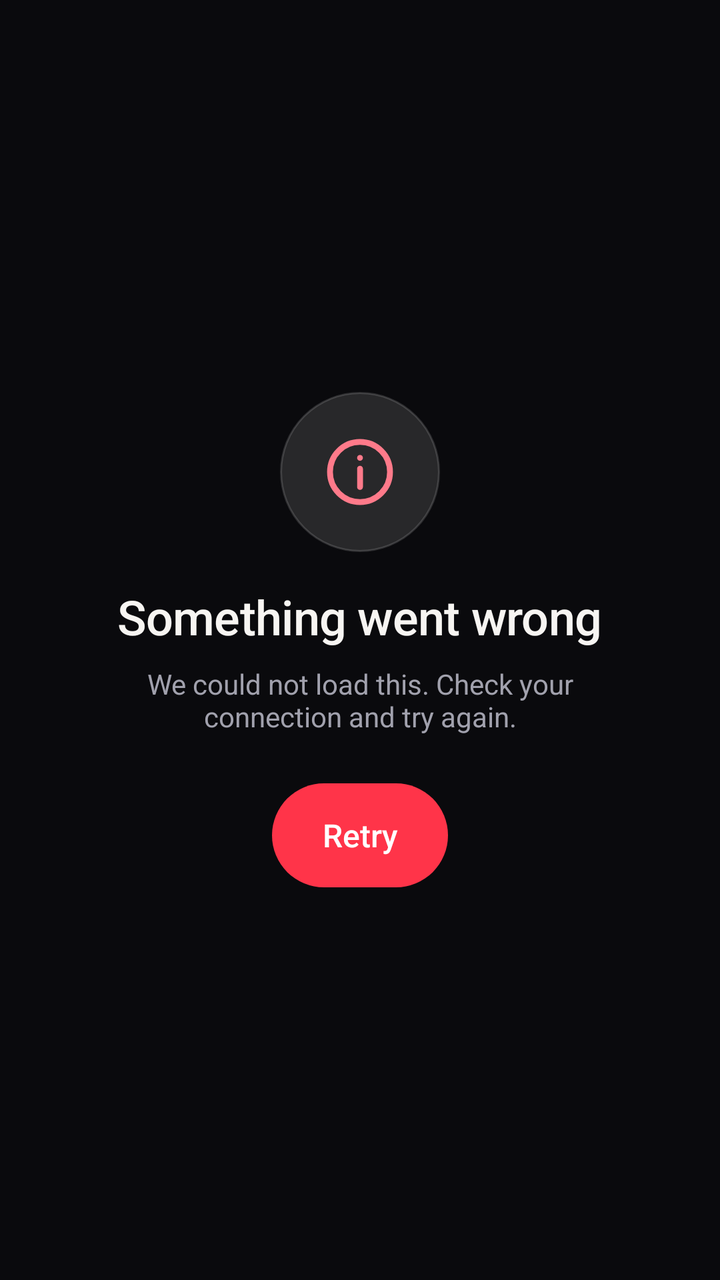
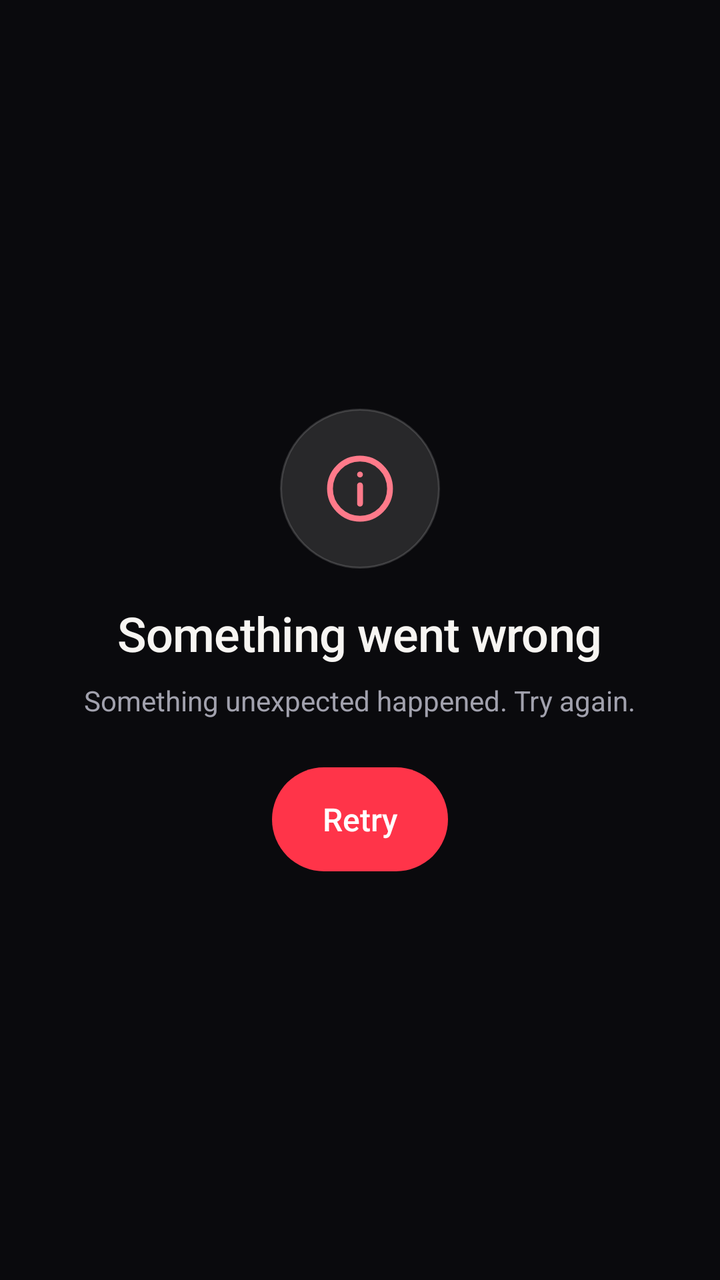

An Android layout rendered at two revisions. The XML below is the earlier revision; the diff shows what the commit changed to produce the second picture.
<!-- AndroidManifest.xml: application theme Theme.CineFiles -->
<!-- res/layout/view_state_error.xml -->
<?xml version="1.0" encoding="utf-8"?>
<LinearLayout xmlns:android="http://schemas.android.com/apk/res/android"
    xmlns:app="http://schemas.android.com/apk/res-auto"
    android:layout_width="match_parent"
    android:layout_height="match_parent"
    android:clipChildren="false"
    android:clipToPadding="false"
    android:gravity="center"
    android:orientation="vertical"
    android:paddingStart="@dimen/screen_margin"
    android:paddingTop="@dimen/space_24"
    android:paddingEnd="@dimen/screen_margin"
    android:paddingBottom="@dimen/space_24">

    <ImageView
        android:layout_width="@dimen/end_icon_plate_size"
        android:layout_height="@dimen/end_icon_plate_size"
        android:background="@drawable/bg_glass_circle"
        android:importantForAccessibility="no"
        android:padding="@dimen/space_20"
        android:src="@drawable/ic_info"
        app:tint="@color/accent_soft" />

    <TextView
        android:id="@+id/errorTitle"
        android:layout_width="wrap_content"
        android:layout_height="wrap_content"
        android:layout_marginTop="@dimen/space_16"
        android:gravity="center"
        android:text="@string/state_error_title"
        android:textAppearance="@style/TextAppearance.CineFiles.Title" />

    <TextView
        android:id="@+id/errorMessage"
        android:layout_width="wrap_content"
        android:layout_height="wrap_content"
        android:layout_marginTop="@dimen/space_8"
        android:gravity="center"
        android:maxWidth="@dimen/state_text_max_width"
        android:text="@string/state_error_message"
        android:textAppearance="@style/TextAppearance.CineFiles.Callout" />

    <com.google.android.material.button.MaterialButton
        android:id="@+id/errorRetry"
        style="@style/Widget.CineFiles.Button.Primary"
        android:layout_width="wrap_content"
        android:layout_height="wrap_content"
        android:layout_marginTop="@dimen/space_24"
        android:text="@string/state_retry" />

</LinearLayout>
<!-- resources referenced by this layout -->
<resources>
  <color name="accent_soft">#FF7A8A</color>
  <dimen name="end_icon_plate_size">80dp</dimen>
  <dimen name="screen_margin">20dp</dimen>
  <dimen name="space_16">16dp</dimen>
  <dimen name="space_20">20dp</dimen>
  <dimen name="space_24">24dp</dimen>
  <dimen name="space_8">8dp</dimen>
  <dimen name="state_text_max_width">280dp</dimen>
  <string name="state_error_message">We could not load this. Check your connection and try again.</string>
  <string name="state_error_title">Something went wrong</string>
  <string name="state_retry">Retry</string>
  <style name="TextAppearance.CineFiles.Callout" parent="TextAppearance.CineFiles.Regular">
          <item name="android:textSize">14sp</item>
          <item name="android:textColor">@color/text_secondary</item>
      </style>
  <style name="TextAppearance.CineFiles.Title" parent="TextAppearance.CineFiles.Medium">
          <item name="android:textSize">24sp</item>
          <item name="android:letterSpacing">-0.01</item>
      </style>
  <color name="glass_fill_strong">#1FFFFFFF</color>
  <dimen name="glass_stroke_width">1dp</dimen>
  <color name="glass_stroke">#26FFFFFF</color>
  <dimen name="icon_size">24dp</dimen>
  <color name="text_primary">#F7F5F2</color>
  <style name="TextAppearance.CineFiles.Regular" parent="">
          <item name="android:fontFamily">sans-serif</item>
          <item name="android:textColor">@color/text_primary</item>
          <item name="android:letterSpacing">0</item>
      </style>
  <color name="text_secondary">#A1A1AD</color>
  <style name="TextAppearance.CineFiles.Medium" parent="TextAppearance.CineFiles.Regular">
          <item name="android:fontFamily">sans-serif-medium</item>
      </style>
  <dimen name="button_height">52dp</dimen>
  <style name="TextAppearance.CineFiles.Button" parent="TextAppearance.CineFiles.Medium">
          <item name="android:textSize">16sp</item>
      </style>
  <color name="accent">#FF3449</color>
  <color name="on_accent">#FFFFFF</color>
  <color name="accent_glow">#38FF3449</color>
  <color name="background">#0A0A0D</color>
  <color name="elevated">#1E1E26</color>
  <color name="surface">#141419</color>
  <color name="outline">#26FFFFFF</color>
  <style name="TextAppearance.CineFiles.Display" parent="TextAppearance.CineFiles.Medium">
          <item name="android:textSize">40sp</item>
          <item name="android:letterSpacing">-0.02</item>
      </style>
  <style name="TextAppearance.CineFiles.LargeTitle" parent="TextAppearance.CineFiles.Medium">
          <item name="android:textSize">32sp</item>
          <item name="android:letterSpacing">-0.015</item>
      </style>
  <style name="TextAppearance.CineFiles.Headline" parent="TextAppearance.CineFiles.Medium">
          <item name="android:textSize">18sp</item>
      </style>
  <style name="TextAppearance.CineFiles.Label" parent="TextAppearance.CineFiles.Medium">
          <item name="android:textSize">14sp</item>
      </style>
  <style name="TextAppearance.CineFiles.Body" parent="TextAppearance.CineFiles.Regular">
          <item name="android:textSize">16sp</item>
      </style>
  <style name="ShapeAppearance.CineFiles.Small" parent="">
          <item name="cornerFamily">rounded</item>
          <item name="cornerSize">@dimen/radius_small</item>
      </style>
  <style name="ShapeAppearance.CineFiles.Medium" parent="">
          <item name="cornerFamily">rounded</item>
          <item name="cornerSize">@dimen/radius_medium</item>
      </style>
  <style name="ShapeAppearance.CineFiles.Large" parent="">
          <item name="cornerFamily">rounded</item>
          <item name="cornerSize">@dimen/radius_large</item>
      </style>
  <dimen name="radius_small">8dp</dimen>
  <dimen name="radius_medium">12dp</dimen>
  <dimen name="radius_large">16dp</dimen>
  <!-- unchanged entries left out for length: 4 -->
</resources>

<!-- the commit's change to res/layout/view_state_error.xml (unified diff, before → after) -->
@@ -27,7 +27,7 @@
         android:layout_height="wrap_content"
         android:layout_marginTop="@dimen/space_16"
         android:gravity="center"
-        android:text="@string/state_error_title"
+        android:text="@string/error_unknown_title"
         android:textAppearance="@style/TextAppearance.CineFiles.Title" />
 
     <TextView
@@ -37,7 +37,7 @@
         android:layout_marginTop="@dimen/space_8"
         android:gravity="center"
         android:maxWidth="@dimen/state_text_max_width"
-        android:text="@string/state_error_message"
+        android:text="@string/error_unknown_message"
         android:textAppearance="@style/TextAppearance.CineFiles.Callout" />
 
     <com.google.android.material.button.MaterialButton
<!-- resource entries referenced after the edit -->
@@ -8,8 +8,8 @@
   <dimen name="space_24">24dp</dimen>
   <dimen name="space_8">8dp</dimen>
   <dimen name="state_text_max_width">280dp</dimen>
-  <string name="state_error_message">We could not load this. Check your connection and try again.</string>
-  <string name="state_error_title">Something went wrong</string>
+  <string name="error_unknown_message">Something unexpected happened. Try again.</string>
+  <string name="error_unknown_title">Something went wrong</string>
   <string name="state_retry">Retry</string>
   <style name="TextAppearance.CineFiles.Callout" parent="TextAppearance.CineFiles.Regular">
           <item name="android:textSize">14sp</item>
